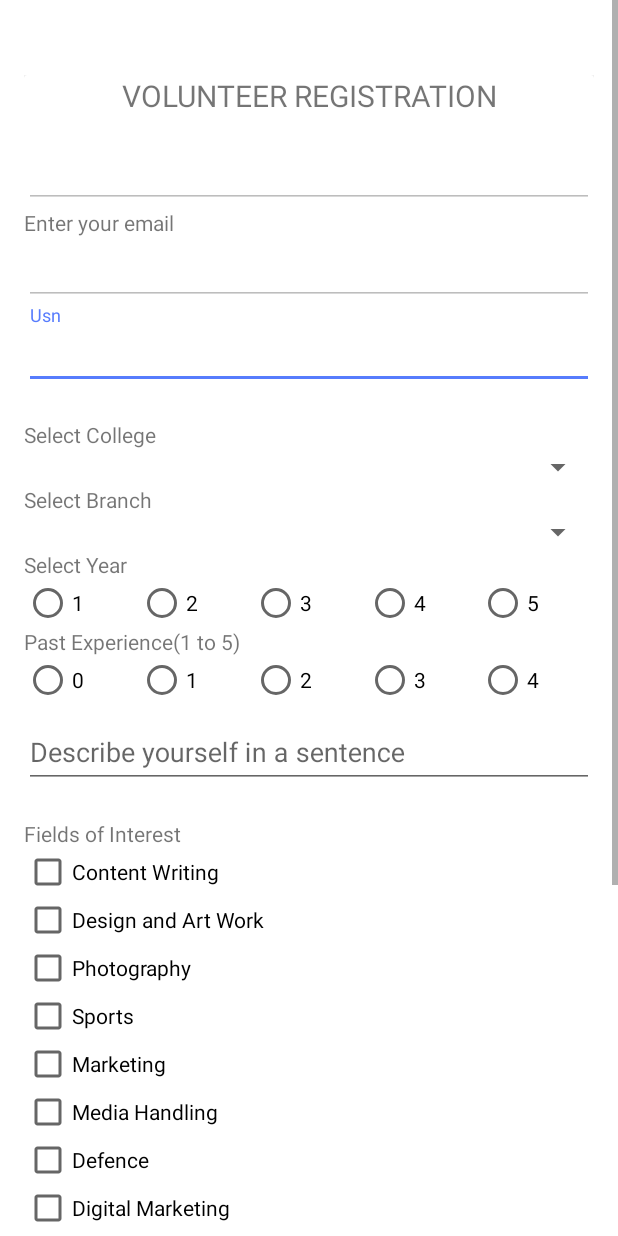
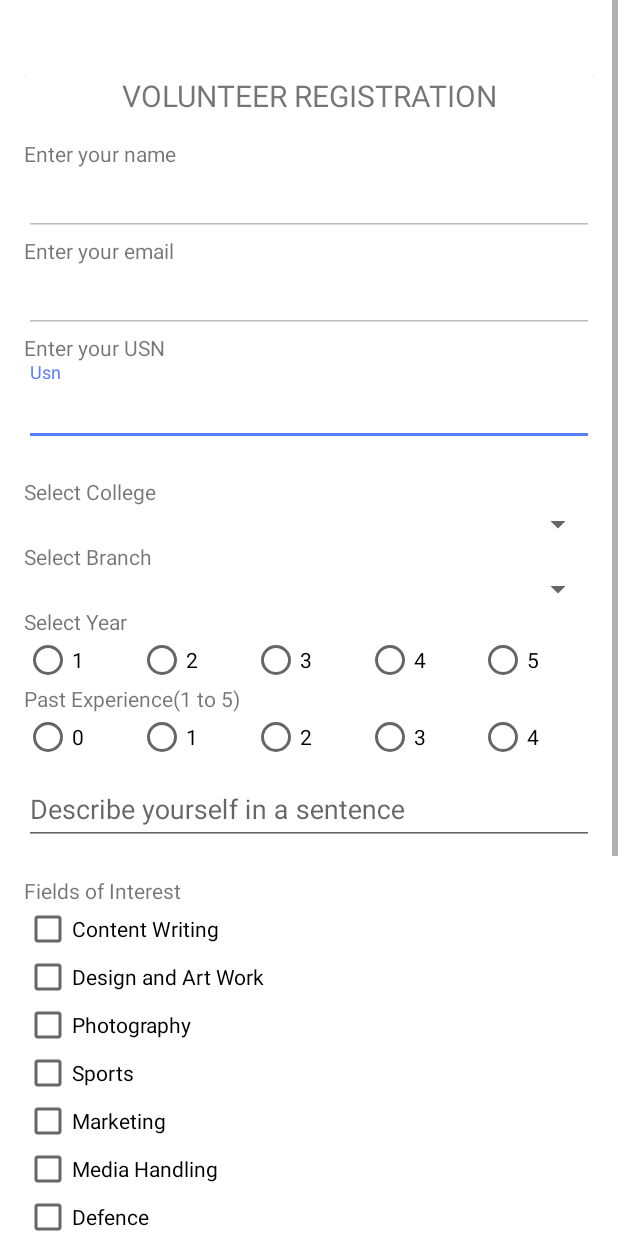
Before and after one commit to adityadas8888/Habba18, an Android app: the Habba screen opened directly, with no data from a screen before it, on a phone screen of 412 x 824 dp. Run offline under Robolectric (Android 15) with nearby library versions, the phone set to English and light mode, and no system bars.

Commit message:
Beta Release 6
Signed-off-by: adityadas8888 <aditya.das8.ad@gmail.com>

```diff
--- a/app/src/main/java/com/acharya/habbaregistration/Apl/Apl.java
+++ b/app/src/main/java/com/acharya/habbaregistration/Apl/Apl.java
@@ -574,7 +574,7 @@ public class Apl extends AppCompatActivity {
                 super.onPostExecute(s);
                 loading.dismiss();
                 Toast.makeText(getApplicationContext(),s,Toast.LENGTH_LONG).show();
-                if(s.contentEquals("Registration Succefull!"))
+                if(s.contentEquals("ok"))
                 {
                 Intent intent = new Intent(Apl.this,UImageActivity.class);
                 intent.putExtra("email",email);
--- a/app/src/main/java/com/acharya/habbaregistration/HomeScreen/HomeScreen.java
+++ b/app/src/main/java/com/acharya/habbaregistration/HomeScreen/HomeScreen.java
@@ -35,7 +35,6 @@ public class HomeScreen extends AppCompatActivity {
             email = bundle.getString("email");
             name = bundle.getString("name");
           }
-
         tstb_1.setOnToggleChanged(new TriStateToggleButton.OnToggleChanged() {
             @Override
             public void onToggle(TriStateToggleButton.ToggleStatus toggleStatus, boolean booleanToggleStatus, int toggleIntValue) {
@@ -49,7 +48,7 @@ public class HomeScreen extends AppCompatActivity {
                                 intent.putExtra("email",email);
                                 intent.putExtra("name",name);
                                 startActivity(intent);
-                            }
+                                                }
                         }, 300);
                         break;
                     case mid:break;
--- a/app/src/main/res/layout/activity_apl.xml
+++ b/app/src/main/res/layout/activity_apl.xml
@@ -33,6 +33,7 @@
             <TextView
                 android:layout_width="wrap_content"
                 android:layout_height="wrap_content"
+                android:paddingTop="15dp"
                 android:text="@string/enter_your_name" />
               <android.support.design.widget.TextInputLayout
                   android:layout_width="match_parent"
--- a/app/src/main/res/layout/activity_habba.xml
+++ b/app/src/main/res/layout/activity_habba.xml
@@ -45,11 +45,15 @@
                         android:textSize="20dp"
                         android:textAlignment="center"/>
 
+                    <TextView
+                        android:layout_width="wrap_content"
+                        android:layout_height="wrap_content"
+                        android:paddingTop="15dp"
+                        android:text="@string/enter_your_name" />
                     <EditText
                             android:id="@+id/Name"
                             android:layout_width="fill_parent"
                             android:layout_height="wrap_content"
-                            android:layout_marginTop="16dp"
                             android:inputType="none"
                             android:textColor="@drawable/edittextdrawable"
 
@@ -68,6 +72,10 @@
                         android:textColor= "@drawable/edittextdrawable"
                         />
 
+                    <TextView
+                        android:layout_width="wrap_content"
+                        android:layout_height="wrap_content"
+                        android:text="@string/enter_usn" />
 
                     <android.support.design.widget.TextInputLayout
                         android:layout_width="match_parent"
@@ -79,7 +87,6 @@
                             android:id="@+id/Usn"
                             android:layout_width="fill_parent"
                             android:layout_height="wrap_content"
-                            android:layout_marginTop="16dp"
                             android:drawableTint="#FF4081"
                             android:hint="@string/Usn"
                             android:inputType="text"
--- a/app/src/main/res/layout/activity_home_screen.xml
+++ b/app/src/main/res/layout/activity_home_screen.xml
@@ -52,7 +52,6 @@
     android:layout_height="match_parent"
     android:id="@+id/tstb1_text"
     android:gravity="center_vertical"/>
-
     </RelativeLayout>
 
 </LinearLayout>
--- a/app/src/main/res/values/strings.xml
+++ b/app/src/main/res/values/strings.xml
@@ -20,6 +20,6 @@
 
     <!-- TODO: Remove or change this placeholder text -->
     <string name="hello_blank_fragment">Hello blank fragment</string>
-    <string name="enter_usn">Enter USN</string>
+    <string name="enter_usn">Enter your USN</string>
     <string name="enter_your_date_of_birth">Enter your Date of Birth(DD-MM-YYYY)</string>
 </resources>
```
Also changed, not shown: app/src/main/assets/logoblue1.json.
